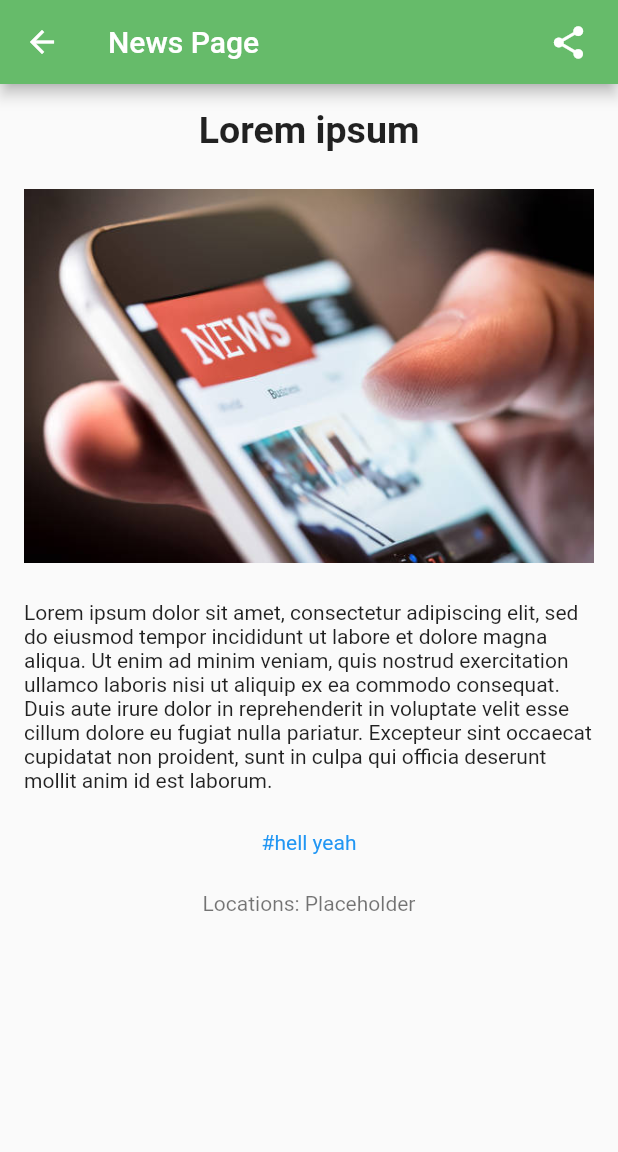
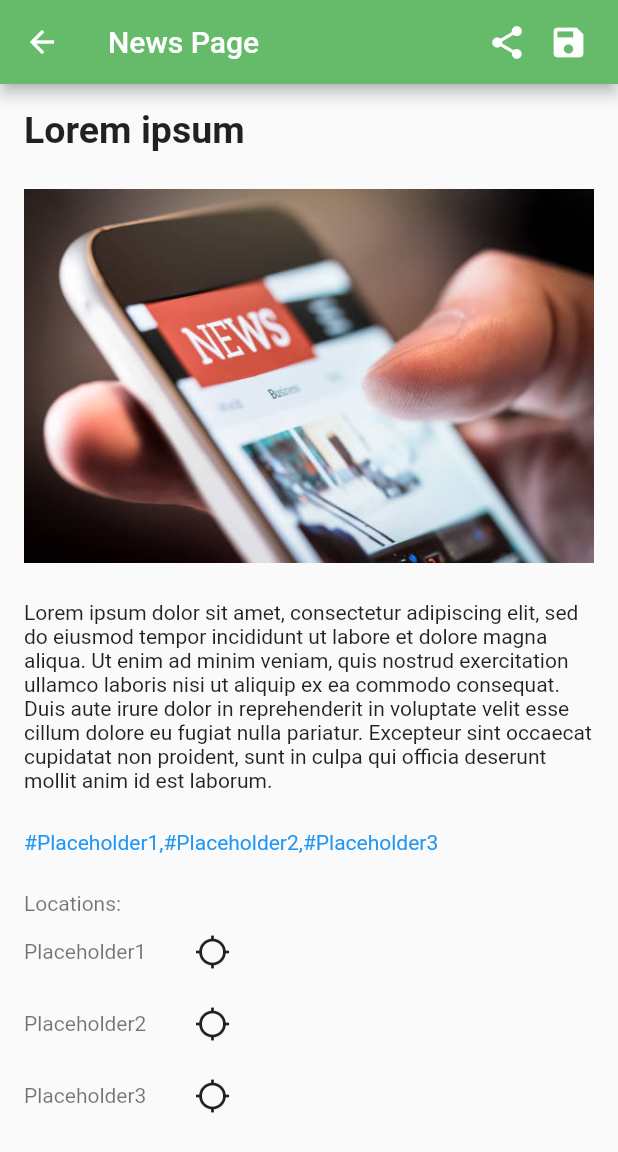
Before and after one commit to JeremiasBulanadi/NEWS-Appdate, a Flutter app: the NewsPage screen opened directly, on a phone screen of 412 x 824 dp. Shown: the top 1152 px of the screen. Run offline on Flutter 3.47's test engine with Material 2 defaults, Android fonts, the phone set to English and light mode, and no system bars; our stand-ins replace geocoding, geolocator, google_maps_flutter, location, material_floating_search_bar.

Commit message:
reformatted the news page

```diff
--- a/lib/pages/newsPage.dart
+++ b/lib/pages/newsPage.dart
@@ -21,10 +21,16 @@ class _NewsPageState extends State<NewsPage> {
           padding: EdgeInsets.only(right: 20.0),
           child: GestureDetector(
           onTap: () {},
-          child: Icon(
+          child: Row(
+            children: [
+              Padding(padding: EdgeInsets.only(right: 15),
+              child: Icon(
               Icons.share,
               size: 26.0,
-              ),
+              ),),
+              Icon(Icons.save, size: 26.0,)
+            ],
+          )
             )
           ),
         ],
@@ -34,14 +40,43 @@ class _NewsPageState extends State<NewsPage> {
         child: Column(
           children: [
             Padding(padding: EdgeInsets.only(bottom: 25),
-            child: Text('Lorem ipsum', style: TextStyle(fontSize: 25, fontWeight: FontWeight.bold),),),
+            child: Align(child: Text('Lorem ipsum', style: TextStyle(fontSize: 25, fontWeight: FontWeight.bold),),
+            alignment: Alignment.centerLeft,),),
             Padding(padding: EdgeInsets.only(bottom: 25),
             child: Image.asset('lib/assets/placeholder.jpg'),),
             Padding(padding: EdgeInsets.only(bottom: 25),
             child: Text('Lorem ipsum dolor sit amet, consectetur adipiscing elit, sed do eiusmod tempor incididunt ut labore et dolore magna aliqua. Ut enim ad minim veniam, quis nostrud exercitation ullamco laboris nisi ut aliquip ex ea commodo consequat. Duis aute irure dolor in reprehenderit in voluptate velit esse cillum dolore eu fugiat nulla pariatur. Excepteur sint occaecat cupidatat non proident, sunt in culpa qui officia deserunt mollit anim id est laborum.')),
             Padding(padding: EdgeInsets.only(bottom: 25),
-            child: Text('#hell yeah', style: TextStyle(color: Colors.blue),),),
-            Text('Locations: Placeholder', style: TextStyle(color: Colors.black54),)
+            child: Align(child: Row(children: [
+              Text('#Placeholder1,', style: TextStyle(color: Colors.blue),),
+              Text('#Placeholder2,', style: TextStyle(color: Colors.blue),),
+              Text('#Placeholder3', style: TextStyle(color: Colors.blue),),
+               ],
+              ), alignment: Alignment.centerLeft,
+             ),
+            ),
+            Align(child: Column(
+              children: [
+                Align(child: Text('Locations:', style: TextStyle(color: Colors.black54),), alignment: Alignment.centerLeft,),
+                Align(child: Row(children: [
+                  Text('Placeholder1', style: TextStyle(color: Colors.black54),),
+                  FlatButton(
+                    child: Icon(Icons.location_searching_outlined),
+                    onPressed: (){})
+                ],),alignment: Alignment.centerLeft,),
+                Align(child: Row(children: [
+                  Text('Placeholder2', style: TextStyle(color: Colors.black54),),
+                  FlatButton(
+                    child: Icon(Icons.location_searching_outlined),
+                    onPressed: (){})
+                ],),alignment: Alignment.centerLeft,),
+                Align(child: Row(children: [
+                  Text('Placeholder3', style: TextStyle(color: Colors.black54),),
+                  FlatButton(
+                    child: Icon(Icons.location_searching_outlined),
+                    onPressed: (){})
+                ],),alignment: Alignment.centerLeft,)
+          ],), alignment: Alignment.centerLeft,)
          ],
       ),),
     );
```
